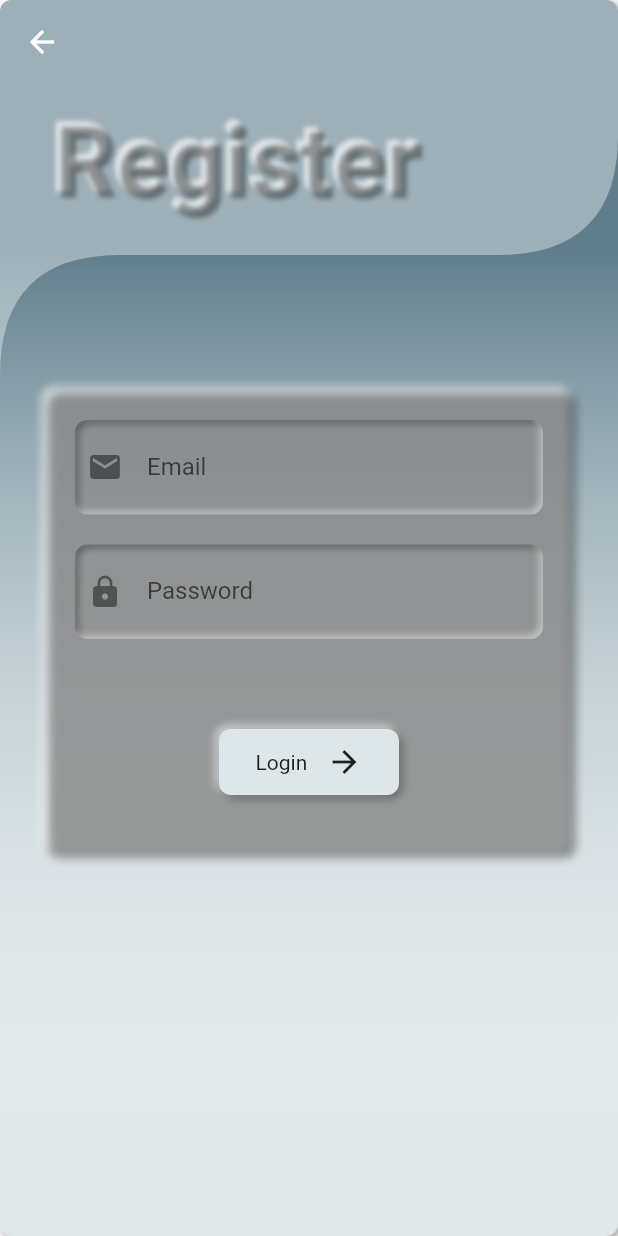
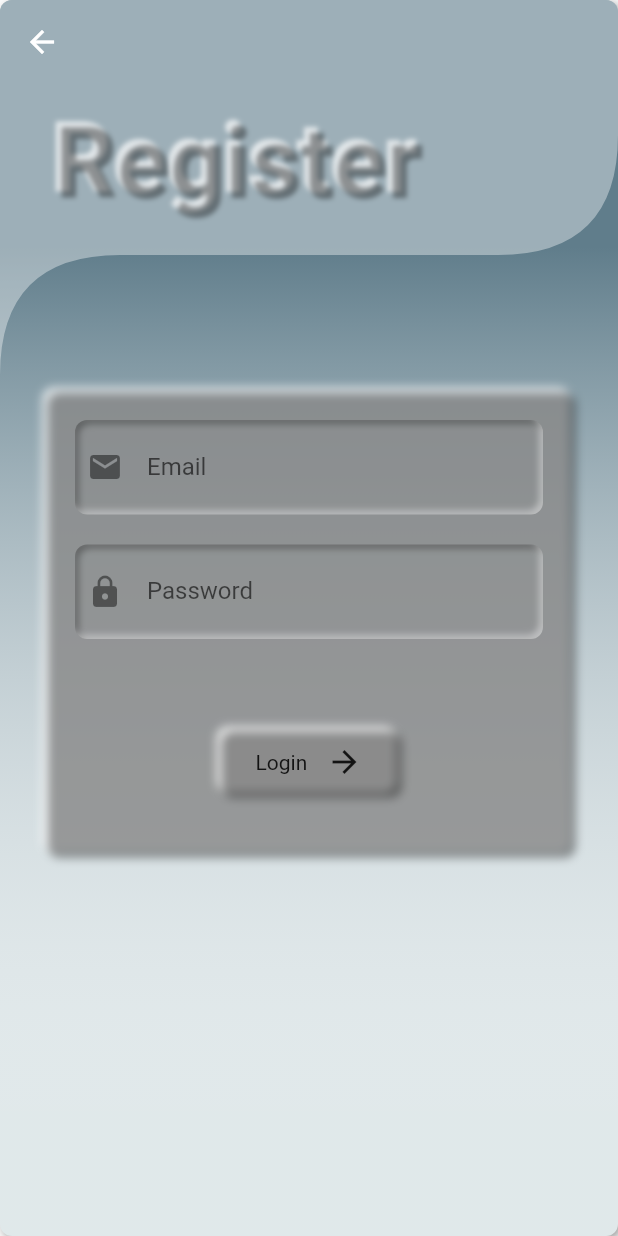
Before and after one commit to sajal48/notes, a Flutter app: the screen it shows after launch, after a tap on "Register", on a phone screen of 412 x 824 dp. Run offline on Flutter 3.47's test engine with Material 2 defaults, Android fonts, the light colour scheme and no system bars; drawn by our look-alikes of flutter_neumorphic; our stand-ins replace bloc, equatable, firebase_auth, firebase_core, flutter_bloc; accounts and stored records are empty.

Commit message:
ui adjustment

```diff
--- a/lib/Screens/login/login_screen.dart
+++ b/lib/Screens/login/login_screen.dart
@@ -15,6 +15,7 @@ class LoginScreen extends StatelessWidget {
   @override
   Widget build(BuildContext context) {
     return Scaffold(
+      resizeToAvoidBottomInset: false,
       extendBodyBehindAppBar: true,
       appBar: AppBar(
         elevation: 0,
--- a/lib/Screens/register/register_screen.dart
+++ b/lib/Screens/register/register_screen.dart
@@ -15,6 +15,7 @@ class RegisterScreen extends StatelessWidget {
   @override
   Widget build(BuildContext context) {
     return Scaffold(
+        resizeToAvoidBottomInset: false,
         extendBodyBehindAppBar: true,
         appBar: AppBar(
           elevation: 0,
--- a/lib/widget/neumorphic_btn.dart
+++ b/lib/widget/neumorphic_btn.dart
@@ -6,12 +6,14 @@ class Custom_Btn extends StatelessWidget {
   final Text txt;
   final Icon icon;
 
-  const Custom_Btn({Key key, this.onPressed, this.txt, this.icon}) : super(key: key);
+  const Custom_Btn({Key key, this.onPressed, this.txt, this.icon})
+      : super(key: key);
   @override
   Widget build(BuildContext context) {
     return Container(
       width: 120,
       child: NeumorphicButton(
+          style: NeumorphicStyle(color: Colors.transparent),
           onPressed: onPressed,
           child: Row(
             mainAxisAlignment: MainAxisAlignment.spaceAround,
@@ -19,8 +21,7 @@ class Custom_Btn extends StatelessWidget {
               txt,
               icon,
             ],
-        )
-      ),
+          )),
     );
   }
 }
```
Lines whose indentation alone changed are shown as unchanged.
